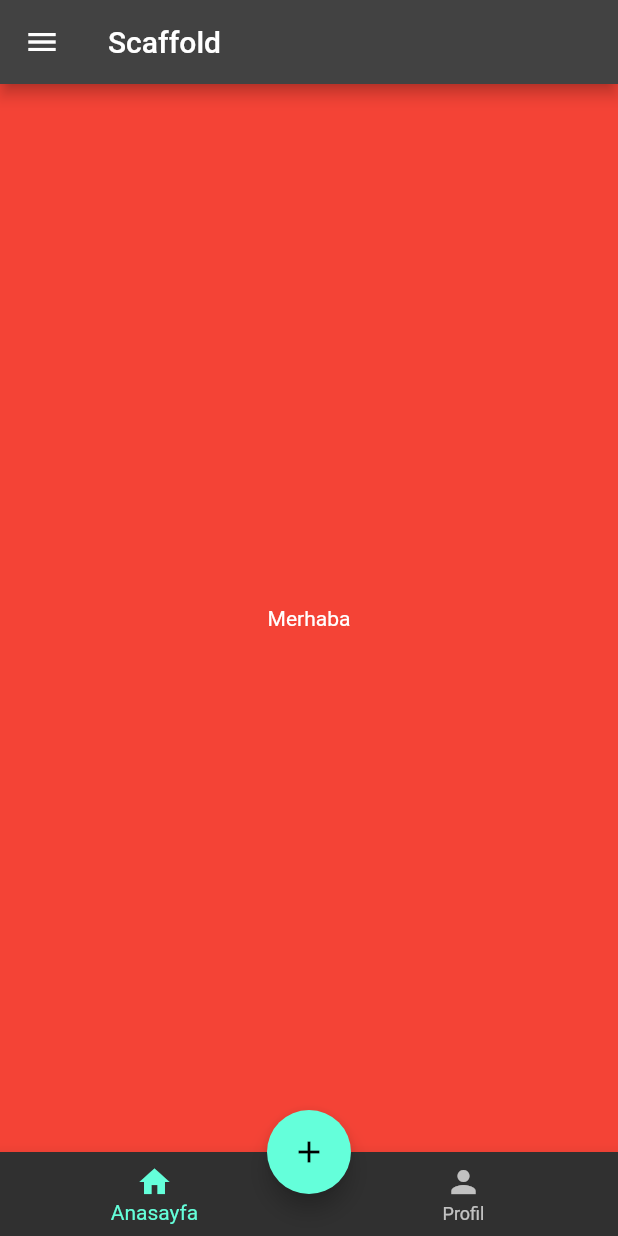
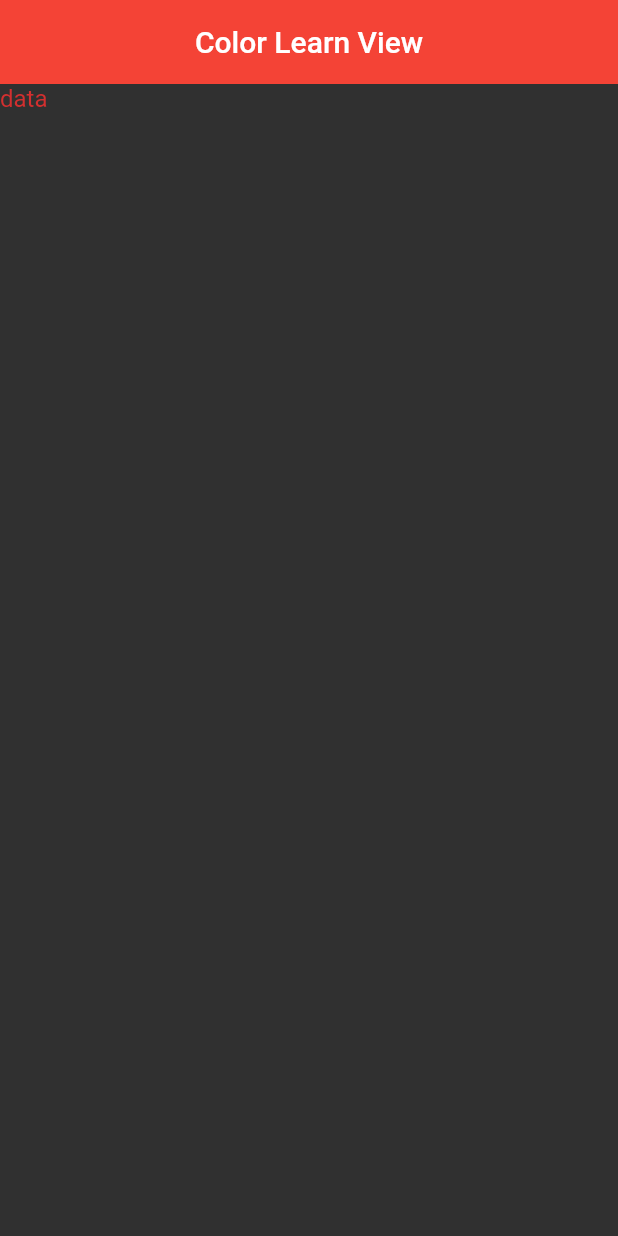
Before and after one commit to berkcangumusisik/100daysOfFlutter, a Flutter app: the screen it shows after launch, on a phone screen of 412 x 824 dp. Run offline on Flutter 3.47's test engine with Material 2 defaults, Android fonts, the phone set to English and light mode, and no system bars.

Commit message:
18. Gün Çalışmaları Eklendi

```diff
--- /dev/null
+++ b/flutter_full_learn/lib/101/color_learn_view.dart
@@ -0,0 +1,31 @@
+import 'package:flutter/material.dart';
+
+class ColorLearnView extends StatelessWidget {
+  const ColorLearnView({super.key});
+
+  @override
+  Widget build(BuildContext context) {
+    return Scaffold(
+      appBar: AppBar(
+        title: const Text("Color Learn View"),
+      ),
+      body: Column(
+        children: [
+          Container(
+              child: Text(
+            'data',
+            style: Theme.of(context)
+                .textTheme
+                .subtitle1
+                ?.copyWith(color: Theme.of(context).errorColor),
+          )),
+        ],
+      ),
+    );
+  }
+}
+
+class ColorsItems {
+  static const Color porchase = Color(0xffEDBF61);
+  static const Color sulu = Color.fromRGBO(198, 237, 97, 1);
+}
--- a/flutter_full_learn/lib/main.dart
+++ b/flutter_full_learn/lib/main.dart
@@ -1,7 +1,8 @@
 import 'package:flutter/material.dart';
+import 'package:flutter_full_learn/101/appbar_learn_view.dart';
+import 'package:flutter_full_learn/101/color_learn_view.dart';
 
-import '101/container_sized_box_learn_view.dart';
-import '101/scaffold_learn_view.dart';
+import '101/icon_learn_view.dart';
 
 void main() {
   runApp(const MyApp());
@@ -13,8 +14,14 @@ class MyApp extends StatelessWidget {
   Widget build(BuildContext context) {
     return MaterialApp(
       title: 'Flutter ',
-      theme: ThemeData.dark(),
-      home: ScaffoldLearnView(),
+      theme: ThemeData.dark().copyWith(
+        appBarTheme: const AppBarTheme(
+          backgroundColor: Colors.red,
+          centerTitle: true,
+          elevation: 0,
+        ),
+      ),
+      home: ColorLearnView(),
       debugShowCheckedModeBanner: false,
     );
   }
```
Also changed, not shown: flutter_full_learn/lib/101/appbar_learn_view.dart (added, +23 -0 lines), flutter_full_learn/lib/101/button_learn_view.dart (added, +103 -0 lines), flutter_full_learn/lib/101/icon_learn_view.dart (added, +51 -0 lines), 1 other file.
